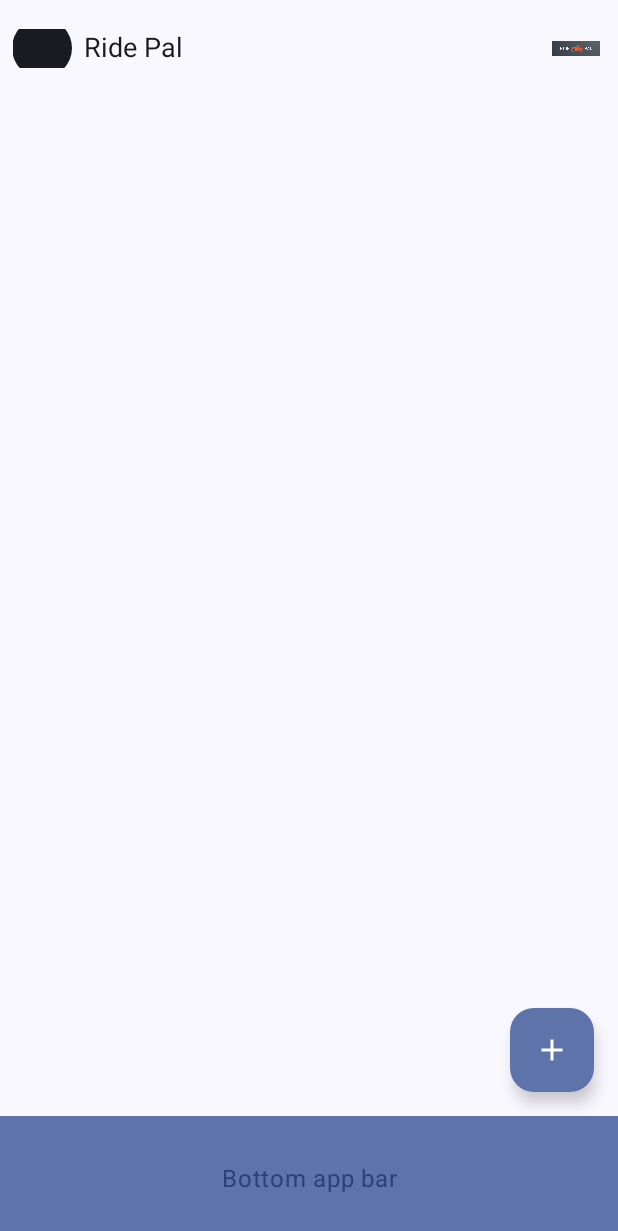
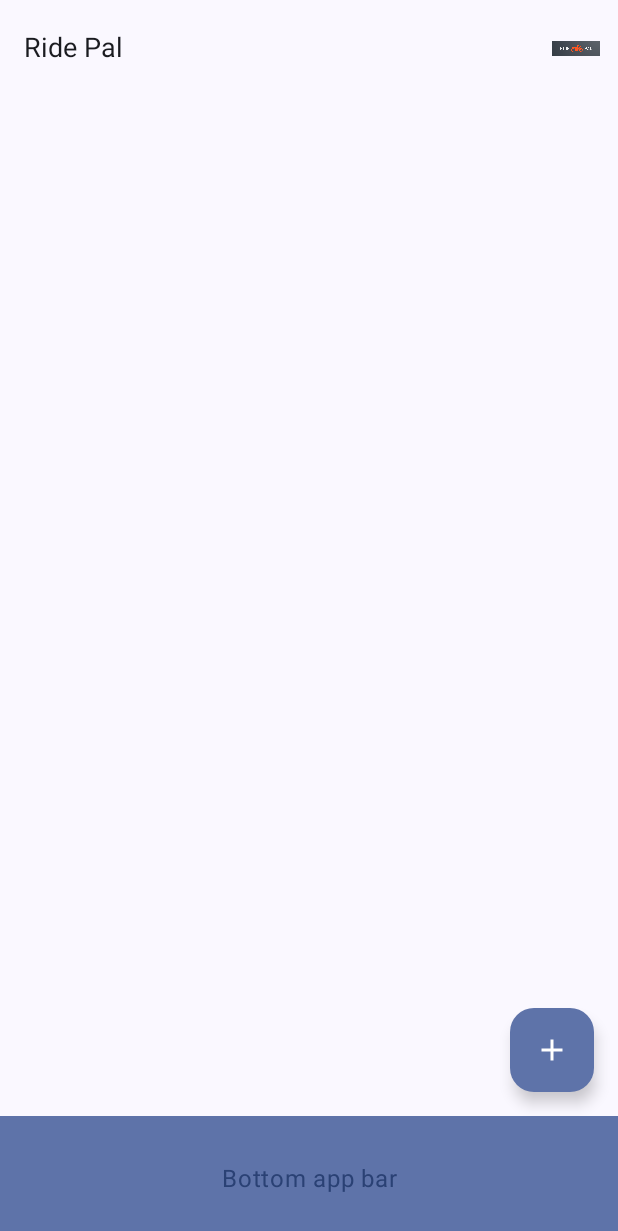
Before and after one commit to kartnagrale/Ride-Pal, an Android app built with Jetpack Compose: the screen it shows after launch (MainActivity), on a phone screen of 412 x 824 dp. Shown: the top 1231 px of the screen. Run offline under Robolectric (Android 15) with nearby library versions, the phone set to English and light mode, and no system bars.

Commit message:
Update ui

```diff
--- a/app/src/main/java/com/kartik/ridepal/MainActivity.kt
+++ b/app/src/main/java/com/kartik/ridepal/MainActivity.kt
@@ -60,7 +60,7 @@ fun RidePal() {
     var presses by remember { mutableIntStateOf(0) }
     Scaffold(
         topBar = {
-            MyAppBarWithImage(title = "Ride Pal", navigationIconResId = R.drawable.ic_launcher_foreground, imageResId = R.drawable.ridepalAppBar)
+            MyAppBarWithImage(title = "Ride Pal", imageResId = R.drawable.ridepalAppBar)
         },
         bottomBar = {
             BottomAppBar(
@@ -94,17 +94,9 @@ fun RidePal() {
 
 @OptIn(ExperimentalMaterial3Api::class)
 @Composable
-fun MyAppBarWithImage(title: String, navigationIconResId: Int, imageResId: Int) {
+fun MyAppBarWithImage(title: String,imageResId: Int) {
     TopAppBar(
         title = { Text(text = title, fontSize = 18.sp) },
-        navigationIcon = {
-            IconButton(onClick = {}) {
-                Icon(
-                    painter = painterResource(id = navigationIconResId),
-                    contentDescription = null // Provide appropriate content description
-                )
-            }
-        },
         actions = {
             Image(
                 painter = painterResource(id = imageResId),
```
